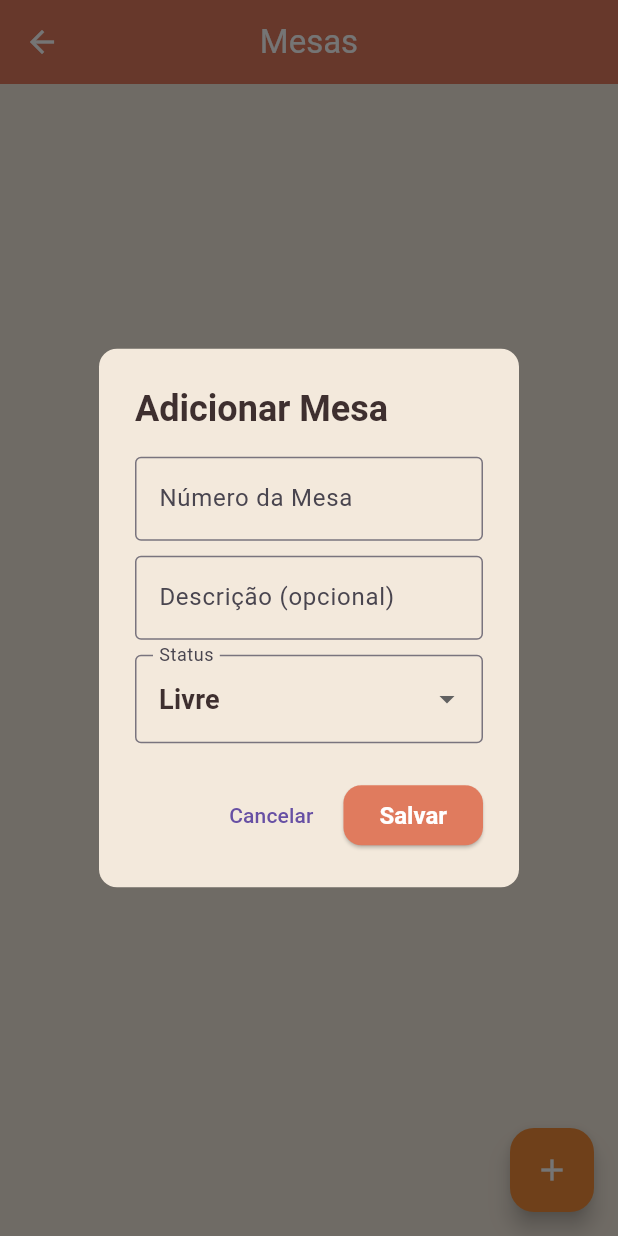
After one commit to natanjoe/slowpizza, a Flutter app: the MesasScreen screen opened directly, after a tap on the "add" icon, on a phone screen of 412 x 824 dp. The commit adds this screen. Run offline on Flutter 3.47's test engine with Material 3 defaults, Android fonts, the phone set to English and light mode, and no system bars; our stand-ins replace cloud_firestore, firebase_auth, firebase_core; accounts and stored records are empty; Roboto replaces fonts that are missing (PlayfairDisplay).

Commit message:
mesas sendo adicionada

```diff
--- /dev/null
+++ b/slowpizza_web/lib/screens/mesas_screen.dart
@@ -0,0 +1,229 @@
+import 'package:flutter/material.dart';
+import 'package:cloud_firestore/cloud_firestore.dart';
+import '../theme/app_colors.dart';
+import '../theme/app_text_styles.dart';
+
+class MesasScreen extends StatefulWidget {
+  const MesasScreen({Key? key}) : super(key: key);
+
+  @override
+  State<MesasScreen> createState() => _MesasScreenState();
+}
+
+class _MesasScreenState extends State<MesasScreen> {
+  final FirebaseFirestore _firestore = FirebaseFirestore.instance;
+
+  Future<void> _adicionarOuEditarMesa({DocumentSnapshot? mesa}) async {
+    final TextEditingController numeroController =
+        TextEditingController(text: mesa?['numero'] ?? '');
+    final TextEditingController descricaoController =
+        TextEditingController(text: mesa?['descricao'] ?? '');
+    String status = mesa?['status'] ?? 'Livre';
+
+    await showDialog(
+      context: context,
+      builder: (context) {
+        return AlertDialog(
+          backgroundColor: AppColors.background,
+          shape:
+              RoundedRectangleBorder(borderRadius: BorderRadius.circular(12)),
+          title: Text(
+            mesa == null ? 'Adicionar Mesa' : 'Editar Mesa',
+            style: AppTextStyles.heading,
+          ),
+          content: SingleChildScrollView(
+            child: Column(
+              mainAxisSize: MainAxisSize.min,
+              children: [
+                TextField(
+                  controller: numeroController,
+                  decoration: const InputDecoration(
+                    labelText: 'Número da Mesa',
+                    border: OutlineInputBorder(),
+                  ),
+                  keyboardType: TextInputType.number,
+                ),
+                const SizedBox(height: 10),
+                TextField(
+                  controller: descricaoController,
+                  decoration: const InputDecoration(
+                    labelText: 'Descrição (opcional)',
+                    border: OutlineInputBorder(),
+                  ),
+                ),
+                const SizedBox(height: 10),
+                DropdownButtonFormField<String>(
+                  value: status,
+                  items: const [
+                    DropdownMenuItem(
+                        value: 'Livre', child: Text('Livre')),
+                    DropdownMenuItem(
+                        value: 'Ocupada', child: Text('Ocupada')),
+                    DropdownMenuItem(
+                        value: 'Reservada', child: Text('Reservada')),
+                  ],
+                  onChanged: (value) {
+                    if (value != null) {
+                      setState(() {
+                        status = value;
+                      });
+                    }
+                  },
+                  decoration: const InputDecoration(
+                    labelText: 'Status',
+                    border: OutlineInputBorder(),
+                  ),
+                ),
+              ],
+            ),
+          ),
+          actions: [
+            TextButton(
+              child: const Text('Cancelar'),
+              onPressed: () => Navigator.pop(context),
+            ),
+            ElevatedButton(
+              style: ElevatedButton.styleFrom(
+                backgroundColor: AppColors.primary,
+              ),
+              child: Text(
+                mesa == null ? 'Salvar' : 'Atualizar',
+                style: AppTextStyles.button,
+              ),
+              onPressed: () async {
+                if (numeroController.text.trim().isEmpty) return;
+
+                if (mesa == null) {
+                  await _firestore.collection('mesas').add({
+                    'numero': numeroController.text.trim(),
+                    'descricao': descricaoController.text.trim(),
+                    'status': status,
+                  });
+                } else {
+                  await _firestore
+                      .collection('mesas')
+                      .doc(mesa.id)
+                      .update({
+                    'numero': numeroController.text.trim(),
+                    'descricao': descricaoController.text.trim(),
+                    'status': status,
+                  });
+                }
+
+                if (mounted) Navigator.pop(context);
+              },
+            ),
+          ],
+        );
+      },
+    );
+  }
+
+  Future<void> _excluirMesa(String id) async {
+    await _firestore.collection('mesas').doc(id).delete();
+  }
+
+  @override
+  Widget build(BuildContext context) {
+    return Scaffold(
+      appBar: AppBar(
+        title: const Text('Mesas'),
+      ),
+      body: StreamBuilder<QuerySnapshot>(
+        stream: _firestore.collection('mesas').orderBy('numero').snapshots(),
+        builder: (context, snapshot) {
+          if (snapshot.hasError) {
+            return const Center(child: Text('Erro ao carregar mesas'));
+          }
+          if (snapshot.connectionState == ConnectionState.waiting) {
+            return const Center(child: CircularProgressIndicator());
+          }
+
+          final mesas = snapshot.data!.docs;
+
+          if (mesas.isEmpty) {
+            return const Center(child: Text('Nenhuma mesa cadastrada.'));
+          }
+
+          return ListView.builder(
+            itemCount: mesas.length,
+            padding: const EdgeInsets.all(12),
+            itemBuilder: (context, index) {
+              final mesa = mesas[index];
+              final numero = mesa['numero'] ?? '';
+              final descricao = mesa['descricao'] ?? '';
+              final status = mesa['status'] ?? 'Livre';
+
+              Color statusColor;
+              switch (status) {
+                case 'Ocupada':
+                  statusColor = Colors.redAccent;
+                  break;
+                case 'Reservada':
+                  statusColor = Colors.orangeAccent;
+                  break;
+                default:
+                  statusColor = Colors.green;
+              }
+
+              return Card(
+                shape: RoundedRectangleBorder(
+                  borderRadius: BorderRadius.circular(12),
+                ),
+                elevation: 3,
+                margin: const EdgeInsets.symmetric(vertical: 6),
+                child: ListTile(
+                  contentPadding: const EdgeInsets.all(12),
+                  title: Text(
+                    'Mesa $numero',
+                    style: AppTextStyles.subheading,
+                  ),
+                  subtitle: Text(
+                    descricao.isEmpty ? 'Sem descrição' : descricao,
+                    style: AppTextStyles.body,
+                  ),
+                  trailing: Row(
+                    mainAxisSize: MainAxisSize.min,
+                    children: [
+                      Container(
+                        padding: const EdgeInsets.symmetric(
+                            horizontal: 8, vertical: 4),
+                        decoration: BoxDecoration(
+                          color: statusColor,
+                          borderRadius: BorderRadius.circular(8),
+                        ),
+                        child: Text(
+                          status,
+                          style: const TextStyle(
+                            color: Colors.white,
+                            fontWeight: FontWeight.bold,
+                          ),
+                        ),
+                      ),
+                      const SizedBox(width: 8),
+                      IconButton(
+                        icon: const Icon(Icons.edit, color: AppColors.primary),
+                        onPressed: () =>
+                            _adicionarOuEditarMesa(mesa: mesa),
+                      ),
+                      IconButton(
+                        icon:
+                            const Icon(Icons.delete, color: Colors.redAccent),
+                        onPressed: () => _excluirMesa(mesa.id),
+                      ),
+                    ],
+                  ),
+                ),
+              );
+            },
+          );
+        },
+      ),
+      floatingActionButton: FloatingActionButton(
+        backgroundColor: AppColors.accent,
+        child: const Icon(Icons.add, color: Colors.white),
+        onPressed: () => _adicionarOuEditarMesa(),
+      ),
+    );
+  }
+}
```
Also changed, not shown: slowpizza_web/lib/screens/admin_dashboard.dart (+11 -0 lines).
